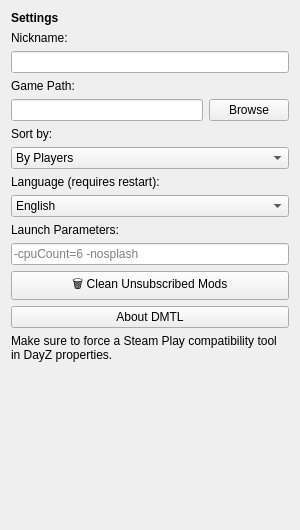
The window that assets/panel_settings.ui (69-Lukash/DMTLauncher) describes before a commit, drawn with Qt 5.
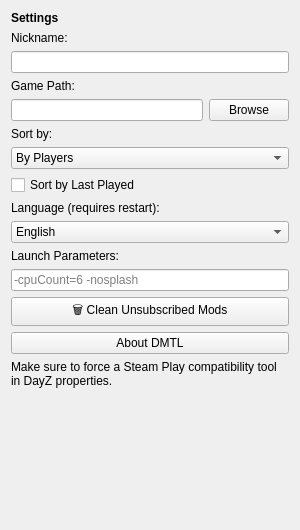
The same window after the commit.

```diff
--- a/assets/panel_settings.ui
+++ b/assets/panel_settings.ui
@@ -75,6 +75,16 @@
      </item>
     </widget>
    </item>
+   <item>
+    <widget class="QCheckBox" name="check_last_played">
+     <property name="text">
+      <string>Sort by Last Played</string>
+     </property>
+     <property name="cursor">
+      <cursorShape>PointingHandCursor</cursorShape>
+     </property>
+    </widget>
+   </item>
    <item>
     <widget class="QLabel" name="label_lang">
      <property name="text">
```
